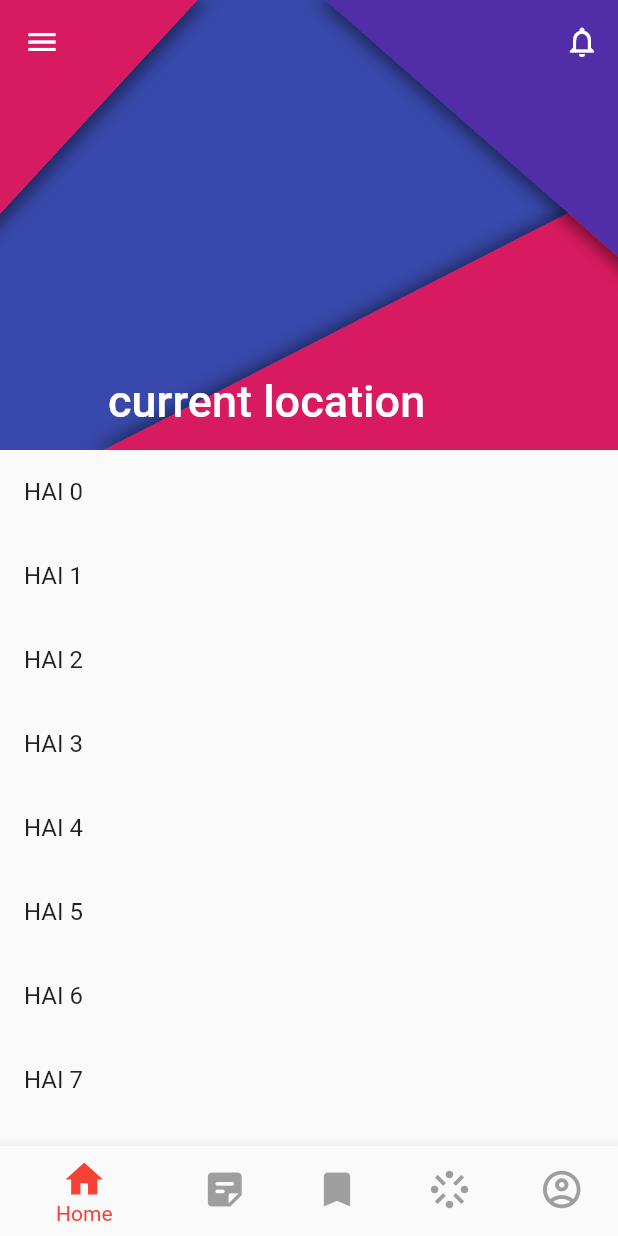
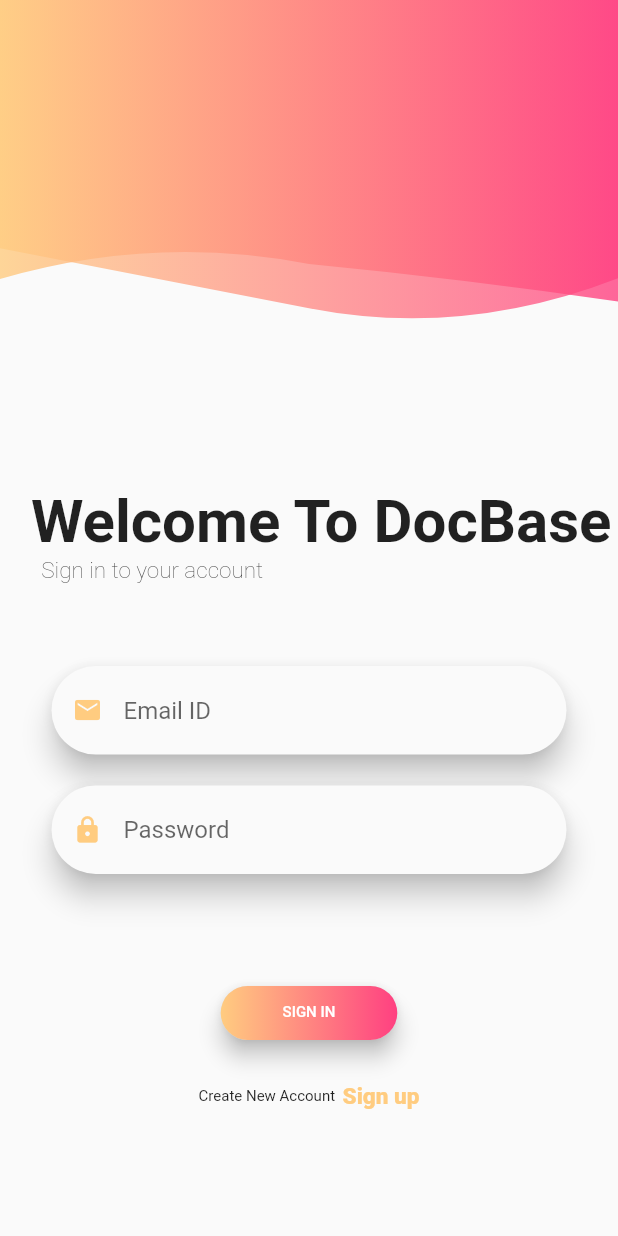
Before and after one commit to sarathkumarps/DocBase-FrontEnd-Flutter, a Flutter app: the screen it shows after launch, on a phone screen of 412 x 824 dp. Run offline on Flutter 3.47's test engine with Material 2 defaults, Android fonts, the phone set to English and light mode, and no system bars; our stand-ins replace dio, modal_progress_hud.

Commit message:
Initial commit

```diff
--- a/lib/main.dart
+++ b/lib/main.dart
@@ -1,4 +1,4 @@
-import 'package:firstdemo/screen/homescreen.dart';
+import 'package:firstdemo/screen/login.dart';
 import 'package:flutter/material.dart';
 
 void main() {
@@ -9,7 +9,7 @@ class MyApp extends StatelessWidget {
   @override
   Widget build(BuildContext context) {
     return MaterialApp(
-      home: HomeScreen(),
+      home: SignInPage(),
     );
   }
 }
--- /dev/null
+++ b/lib/screen/login.dart
@@ -0,0 +1,310 @@
+import 'package:firstdemo/screen/signUp.dart';
+import 'package:firstdemo/widgets/customShape.dart';
+import 'package:firstdemo/widgets/responsiveWidget.dart';
+import 'package:firstdemo/widgets/textFormField.dart';
+import 'package:firstdemo/widgets/textFormFieldPass.dart';
+import 'package:flutter/material.dart';
+import 'package:flutter/services.dart';
+import 'package:modal_progress_hud/modal_progress_hud.dart';
+
+class SignInPage extends StatelessWidget {
+  @override
+  Widget build(BuildContext context) {
+    return Scaffold(
+      body: SignInScreen(),
+    );
+  }
+}
+
+class SignInScreen extends StatefulWidget {
+  @override
+  _SignInScreenState createState() => _SignInScreenState();
+}
+
+class _SignInScreenState extends State<SignInScreen> {
+  double _height;
+  double _width;
+  double _pixelRatio;
+  bool _large;
+  bool _medium;
+  TextEditingController emailController = TextEditingController();
+  TextEditingController passwordController = TextEditingController();
+  GlobalKey<FormState> _key = GlobalKey();
+  String name = '';
+  String password = '';
+  bool showSpinner = false;
+
+  @override
+  Widget build(BuildContext context) {
+    _height = MediaQuery.of(context).size.height;
+    _width = MediaQuery.of(context).size.width;
+    _pixelRatio = MediaQuery.of(context).devicePixelRatio;
+    _large = ResponsiveWidget.isScreenLarge(_width, _pixelRatio);
+    _medium = ResponsiveWidget.isScreenMedium(_width, _pixelRatio);
+
+    return ModalProgressHUD(
+      inAsyncCall: showSpinner,
+      child: Material(
+        child: Container(
+          height: _height,
+          width: _width,
+          padding: EdgeInsets.only(bottom: 5),
+          child: SingleChildScrollView(
+            child: Column(
+              children: <Widget>[
+                clipShape(),
+                welcomeTextRow(),
+                signInTextRow(),
+                form(),
+                SizedBox(height: _height / 12),
+                button(),
+                signUpTextRow(),
+                SizedBox(height: _height / 25),
+                socialIconsRow()
+              ],
+            ),
+          ),
+        ),
+      ),
+    );
+  }
+
+  Widget clipShape() {
+    return Stack(
+      children: <Widget>[
+        Opacity(
+          opacity: 0.75,
+          child: ClipPath(
+            clipper: CustomShapeClipper(),
+            child: Container(
+              height: _large
+                  ? _height / 4
+                  : (_medium ? _height / 3.75 : _height / 3.5),
+              decoration: BoxDecoration(
+                gradient: LinearGradient(
+                  colors: [Colors.orange[200], Colors.pinkAccent],
+                ),
+              ),
+            ),
+          ),
+        ),
+        Opacity(
+          opacity: 0.8,
+          child: ClipPath(
+            clipper: CustomShapeClipper2(),
+            child: Container(
+              height: _large
+                  ? _height / 4.5
+                  : (_medium ? _height / 4.25 : _height / 4),
+              decoration: BoxDecoration(
+                gradient: LinearGradient(
+                  colors: [Colors.orange[200], Colors.pinkAccent],
+                ),
+              ),
+            ),
+          ),
+        ),
+        Container(
+          alignment: Alignment.bottomCenter,
+          // color: Colors.orange,
+          margin: EdgeInsets.only(
+              top: _large
+                  ? _height / 30
+                  : (_medium ? _height / 25 : _height / 20)),
+
+          // height: _height / 3.5, width: _width / 3.5,
+          height: _height / 3, width: _width / 3,
+          // fit: BoxFit.fill
+        ),
+      ],
+    );
+  }
+
+  Widget welcomeTextRow() {
+    return Container(
+      margin: EdgeInsets.only(left: _width / 20, top: _height / 100),
+      child: Row(
+        children: <Widget>[
+          Text(
+            "Welcome To DocBase",
+            textAlign: TextAlign.center,
+            style: TextStyle(
+              fontWeight: FontWeight.bold,
+
+              // fontSize: _large ? 40 : (_medium ? 50 : 40),
+              fontSize: _large ? 40 : (_medium ? 40 : 40),
+            ),
+          ),
+        ],
+      ),
+    );
+  }
+
+  Widget signInTextRow() {
+    return Container(
+      margin: EdgeInsets.only(left: _width / 15.0),
+      child: Row(
+        children: <Widget>[
+          Text(
+            "Sign in to your account",
+            style: TextStyle(
+              fontWeight: FontWeight.w200,
+              fontSize: _large ? 20 : (_medium ? 17.5 : 15),
+            ),
+          ),
+        ],
+      ),
+    );
+  }
+
+  Widget form() {
+    return Container(
+      margin: EdgeInsets.only(
+          left: _width / 12.0, right: _width / 12.0, top: _height / 15.0),
+      child: Form(
+        key: _key,
+        child: Column(
+          children: <Widget>[
+            emailTextFormField(),
+            SizedBox(height: _height / 40.0),
+            passwordTextFormField()
+          ],
+        ),
+      ),
+    );
+  }
+
+  Widget emailTextFormField() {
+    return CustomTextField(
+      keyboardType: TextInputType.emailAddress,
+      textEditingController: emailController,
+      icon: Icons.email,
+      hint: "Email ID",
+    );
+  }
+
+  Widget passwordTextFormField() {
+    return CustomTextFieldPass(
+      textEditingController: passwordController,
+      icon: Icons.lock,
+      obscureText: true,
+      hint: "Password",
+    );
+  }
+
+  Widget socialIconsRow() {
+    return Container(
+      margin: EdgeInsets.only(top: _height / 150.0),
+      child: Row(
+        mainAxisSize: MainAxisSize.min,
+        mainAxisAlignment:
+            MainAxisAlignment.center, //Center Row contents horizontally,
+      ),
+    );
+  }
+
+  Widget button() {
+    return RaisedButton(
+        elevation: 6.0,
+        shape:
+            RoundedRectangleBorder(borderRadius: BorderRadius.circular(30.0)),
+        textColor: Colors.white,
+        highlightColor: Colors.blue,
+        splashColor: Colors.green,
+        padding: EdgeInsets.all(0.0),
+        child: Container(
+          alignment: Alignment.center,
+          width: _large ? _width / 4 : (_medium ? _width / 3.75 : _width / 3.5),
+          decoration: BoxDecoration(
+            borderRadius: BorderRadius.all(Radius.circular(20.0)),
+            gradient: LinearGradient(
+              colors: <Color>[Colors.orange[200], Colors.pinkAccent],
+            ),
+          ),
+          padding: const EdgeInsets.all(12.0),
+          child: Text('SIGN IN',
+              style: TextStyle(fontSize: _large ? 14 : (_medium ? 12 : 10))),
+        ),
+        onPressed: () async {
+          setState(() {
+            showSpinner = true;
+          });
+          // content
+
+          name = emailController.text;
+          password = passwordController.text;
+          // try {
+          //   // final newUser = await _auth.signInWithEmailAndPassword(
+          //       // email: name, password: password);
+
+          //   // if (newUser != null) {
+          //     // for checking adding data to firebase
+
+          //     // User user = newUser.user;
+          //     print("Routing to Sign up screen");
+          //     // print(user.uid); // print userid of sign in user
+          //     // Navigator.of(context).pushNamed(doctorSheet);
+          //     setState(() {
+          //       showSpinner = false;
+          //     });
+          //     emailController.text = '';
+          //     passwordController.text = '';
+          //   }
+
+          // print("Success");
+          // } catch (e) {
+          //   print(e);
+          //   setState(() {
+          //     showSpinner = false;
+          //   });
+
+          // Scaffold.of(context).showSnackBar(
+          // SnackBar(
+          // content: Text(e.toString()),
+          // backgroundColor: Colors.red,
+          // ),
+          // );
+        }
+        // },
+        );
+  }
+
+  Widget signUpTextRow() {
+    return Container(
+      margin: EdgeInsets.only(top: _height / 120.0),
+      child: Row(
+        mainAxisAlignment: MainAxisAlignment.center,
+        children: <Widget>[
+          SizedBox(
+            height: 50,
+          ),
+          Text(
+            "Create New Account",
+            style: TextStyle(
+                fontWeight: FontWeight.w400,
+                fontSize: _large ? 14 : (_medium ? 12 : 10)),
+          ),
+          SizedBox(
+            width: 5,
+          ),
+          GestureDetector(
+            onTap: () {
+              Navigator.push(
+                context,
+                MaterialPageRoute(builder: (context) => SignUp()),
+              );
+              print("Routing to Sign up screen");
+            },
+            child: Text(
+              "Sign up",
+              style: TextStyle(
+                  fontWeight: FontWeight.w800,
+                  color: Colors.orange[200],
+                  fontSize: _large ? 19 : (_medium ? 17 : 15)),
+            ),
+          )
+        ],
+      ),
+    );
+  }
+}
--- /dev/null
+++ b/lib/widgets/customShape.dart
@@ -0,0 +1,51 @@
+import 'package:flutter/material.dart';
+
+class CustomShapeClipper extends CustomClipper<Path> {
+  @override
+  Path getClip(Size size) {
+    final Path path = Path();
+    path.lineTo(0.0, size.height - 70);
+
+    var firstEndPoint = Offset(size.width * .5, size.height - 30.0);
+    var firstControlpoint = Offset(size.width * 0.25, size.height - 50.0);
+    path.quadraticBezierTo(firstControlpoint.dx, firstControlpoint.dy,
+        firstEndPoint.dx, firstEndPoint.dy);
+
+    var secondEndPoint = Offset(size.width, size.height - 50.0);
+    var secondControlPoint = Offset(size.width * .75, size.height - 10);
+    path.quadraticBezierTo(secondControlPoint.dx, secondControlPoint.dy,
+        secondEndPoint.dx, secondEndPoint.dy);
+
+    path.lineTo(size.width, 0.0);
+    path.close();
+    return path;
+  }
+
+  @override
+  bool shouldReclip(CustomClipper oldClipper) => true;
+}
+
+class CustomShapeClipper2 extends CustomClipper<Path> {
+  @override
+  Path getClip(Size size) {
+    final Path path = Path();
+    path.lineTo(0.0, size.height - 20);
+
+    var firstEndPoint = Offset(size.width * .5, size.height - 30.0);
+    var firstControlpoint = Offset(size.width * 0.25, size.height - 50.0);
+    path.quadraticBezierTo(firstControlpoint.dx, firstControlpoint.dy,
+        firstEndPoint.dx, firstEndPoint.dy);
+
+    var secondEndPoint = Offset(size.width, size.height - 5);
+    var secondControlPoint = Offset(size.width * .75, size.height - 20);
+    path.quadraticBezierTo(secondControlPoint.dx, secondControlPoint.dy,
+        secondEndPoint.dx, secondEndPoint.dy);
+
+    path.lineTo(size.width, 0.0);
+    path.close();
+    return path;
+  }
+
+  @override
+  bool shouldReclip(CustomClipper oldClipper) => true;
+}
--- /dev/null
+++ b/lib/widgets/responsiveWidget.dart
@@ -0,0 +1,13 @@
+class ResponsiveWidget {
+  static bool isScreenLarge(double width, double pixel) {
+    return width * pixel >= 1440;
+  }
+
+  static bool isScreenMedium(double width, double pixel) {
+    return width * pixel < 1440 && width * pixel >= 1080;
+  }
+
+  static bool isScreenSmall(double width, double pixel) {
+    return width * pixel <= 720;
+  }
+}
--- /dev/null
+++ b/lib/widgets/textFormField.dart
@@ -0,0 +1,49 @@
+import 'package:firstdemo/widgets/responsiveWidget.dart';
+import 'package:flutter/material.dart';
+import 'package:firstdemo/widgets/textFormField.dart';
+
+class CustomTextField extends StatelessWidget {
+  final String hint;
+  final TextEditingController textEditingController;
+  final TextInputType keyboardType;
+  final bool obscureText;
+  final IconData icon;
+  double _width;
+  double _pixelRatio;
+  bool large;
+  bool medium;
+
+  CustomTextField({
+    this.hint,
+    this.textEditingController,
+    this.keyboardType,
+    this.icon,
+    this.obscureText = false,
+    TextEditingController emailEditingController,
+    TextAlignVertical textAlign,
+  });
+
+  @override
+  Widget build(BuildContext context) {
+    _width = MediaQuery.of(context).size.width;
+    _pixelRatio = MediaQuery.of(context).devicePixelRatio;
+    large = ResponsiveWidget.isScreenLarge(_width, _pixelRatio);
+    medium = ResponsiveWidget.isScreenMedium(_width, _pixelRatio);
+    return Material(
+      borderRadius: BorderRadius.circular(30.0),
+      elevation: large ? 12 : (medium ? 10 : 8),
+      child: TextFormField(
+        controller: textEditingController,
+        keyboardType: keyboardType,
+        cursorColor: Colors.orange[200],
+        decoration: InputDecoration(
+          prefixIcon: Icon(icon, color: Colors.orange[200], size: 20),
+          hintText: hint,
+          border: OutlineInputBorder(
+              borderRadius: BorderRadius.circular(30.0),
+              borderSide: BorderSide.none),
+        ),
+      ),
+    );
+  }
+}
--- /dev/null
+++ b/lib/widgets/textFormFieldPass.dart
@@ -0,0 +1,50 @@
+import 'package:firstdemo/widgets/responsiveWidget.dart';
+import 'package:flutter/material.dart';
+import 'package:firstdemo/widgets/textFormFieldPass.dart';
+
+class CustomTextFieldPass extends StatelessWidget {
+  final String hint;
+  final TextEditingController textEditingController;
+  final TextInputType keyboardType;
+  bool obscureText = true;
+  final IconData icon;
+  double _width;
+  double _pixelRatio;
+  bool large;
+  bool medium;
+
+  CustomTextFieldPass({
+    this.hint,
+    this.textEditingController,
+    this.keyboardType,
+    this.icon,
+    this.obscureText = true,
+    TextEditingController emailEditingController,
+    TextAlignVertical textAlign,
+  });
+
+  @override
+  Widget build(BuildContext context) {
+    _width = MediaQuery.of(context).size.width;
+    _pixelRatio = MediaQuery.of(context).devicePixelRatio;
+    large = ResponsiveWidget.isScreenLarge(_width, _pixelRatio);
+    medium = ResponsiveWidget.isScreenMedium(_width, _pixelRatio);
+    return Material(
+      borderRadius: BorderRadius.circular(30.0),
+      elevation: large ? 12 : (medium ? 10 : 8),
+      child: TextFormField(
+        controller: textEditingController,
+        keyboardType: keyboardType,
+        obscureText: true,
+        cursorColor: Colors.orange[200],
+        decoration: InputDecoration(
+          prefixIcon: Icon(icon, color: Colors.orange[200], size: 20),
+          hintText: hint,
+          border: OutlineInputBorder(
+              borderRadius: BorderRadius.circular(30.0),
+              borderSide: BorderSide.none),
+        ),
+      ),
+    );
+  }
+}
--- a/pubspec.yaml
+++ b/pubspec.yaml
@@ -23,6 +23,8 @@ environment:
 dependencies:
   flutter:
     sdk: flutter
+  modal_progress_hud: ^0.1.3
+  dio: ^3.0.10
 
 
   # The following adds the Cupertino Icons font to your application.
```
Also changed, not shown: lib/screen/signUp.dart (added, +198 -0 lines), lib/widgets/customappbar.dart (added, +32 -0 lines), pubspec.lock.
